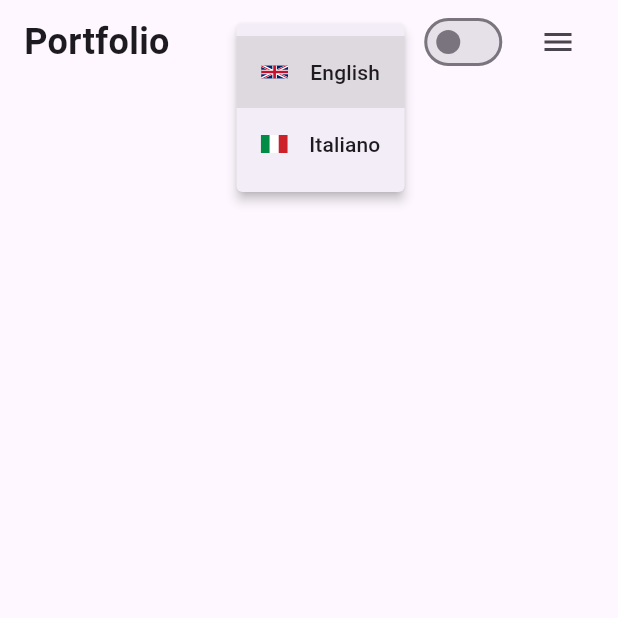
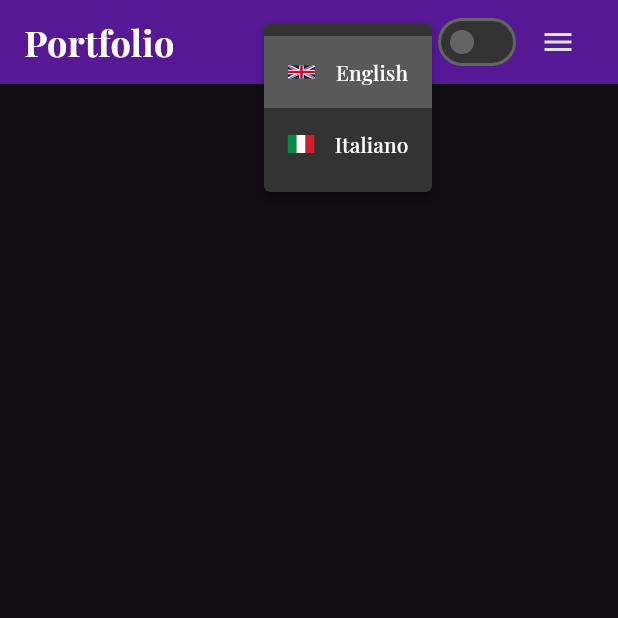
Before and after one commit to massimilianoporzio/flutter-portfolio, a Flutter app: the screen it shows after launch, after a tap on "En", on a phone screen of 412 x 824 dp, the top half of it. Run offline on Flutter 3.47's test engine with Material 3 defaults, Android fonts, the phone set to English and light mode, and no system bars; our stand-ins replace equatable, flutter_bloc, flutter_svg, gap, hydrated_bloc, shared_preferences.

Commit message:
tema e varie

```diff
--- a/lib/main.dart
+++ b/lib/main.dart
@@ -28,8 +28,15 @@ class MainApp extends StatelessWidget {
   Widget build(BuildContext contextf) {
     //ascolto in TUTTA la app il cambio di lingua
 
-    return BlocProvider(
-      create: (context) => LangCubit(),
+    return MultiBlocProvider(
+      providers: [
+        BlocProvider(
+          create: (context) => LangCubit(),
+        ),
+        // BlocProvider(
+        //   create: (context) => SubjectBloc(),
+        // ),
+      ],
       child: BlocBuilder<LangCubit, LangState>(
         builder: (context, state) {
           return MaterialApp(
@@ -40,12 +47,17 @@ class MainApp extends StatelessWidget {
               GlobalWidgetsLocalizations.delegate,
               GlobalCupertinoLocalizations.delegate,
             ],
-            locale: Locale(context.read<LangCubit>().state.locale),
+            locale: Locale(state.locale),
             supportedLocales: const [
               Locale('en'), // English
               Locale('it'), // Italian
             ],
-            darkTheme: AppTheme.dark,
+            darkTheme: state.locale == 'en'
+                ? AppTheme(fontFamily: 'PlayFair').dark
+                : AppTheme(fontFamily: 'PlayFair').dark,
+            theme: state.locale == 'en'
+                ? AppTheme(fontFamily: 'PlayFair').light
+                : AppTheme(fontFamily: 'PlayFair').light,
             themeMode: ThemeMode.dark,
             home: HomePage(),
           );
--- a/lib/widgets/appbar/app_bar_language_selector.dart
+++ b/lib/widgets/appbar/app_bar_language_selector.dart
@@ -40,7 +40,6 @@ class LanguageSelector extends StatelessWidget {
               ),
             ];
           },
-          child: Expanded(
           child: Row(
             mainAxisAlignment: MainAxisAlignment.start,
             children: [
@@ -53,7 +52,6 @@ class LanguageSelector extends StatelessWidget {
                 state.locale == 'en' ? 'En' : 'It',
               ),
             ],
-            ),
           ),
         );
       },
--- a/lib/widgets/appbar/my_app_bar.dart
+++ b/lib/widgets/appbar/my_app_bar.dart
@@ -27,9 +27,9 @@ class MyAppBar extends StatelessWidget {
             Spacer(),
             if (context.isDesktop) LargeMenu(),
             if (context.isDesktop) Spacer(),
-            Expanded(child: LanguageSelector()),
+            LanguageSelector(),
             if (context.isDesktop) Gap(8),
-            Expanded(child: ThemeToggle()),
+            ThemeToggle(),
             if (!context.isDesktop) AppBarDrawerIcon(),
           ],
         ),
@@ -43,6 +43,6 @@ class ThemeToggle extends StatelessWidget {
 
   @override
   Widget build(BuildContext context) {
-    return SizedBox(child: Switch(value: false, onChanged: (value) {}));
+    return Switch(value: false, onChanged: (value) {});
   }
 }
```
Also changed, not shown: pubspec.yaml (+4 -4 lines), assets/fonts/Montserrat-Bold.ttf (added), assets/fonts/Montserrat-Medium.ttf (added), assets/fonts/Montserrat-Regular.ttf (added). Lines whose indentation alone changed are shown as unchanged.
